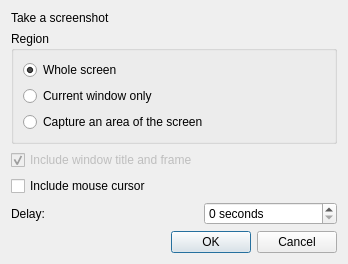
First picture: the form in src/screenshotdialog.ui, repository lxqt/lximage-qt, before the edit.
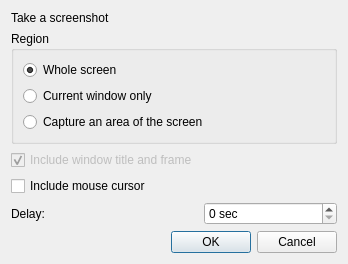
Second picture: the form after the edit. Icons and pictures are not drawn.

Commit message:
screenshotdialog: use shorter suffix in the delay spinbox (#298)
Use "sec" suffix instead of "seconds" for the delay spinbox, because
the second one doesn't play well with value==1 and looks even worse in
translations.

Diff of the .ui file:
```diff
--- a/src/screenshotdialog.ui
+++ b/src/screenshotdialog.ui
@@ -71,7 +71,7 @@
    <item row="5" column="1">
     <widget class="QSpinBox" name="delay">
      <property name="suffix">
-      <string> seconds</string>
+      <string> sec</string>
      </property>
     </widget>
    </item>
```
